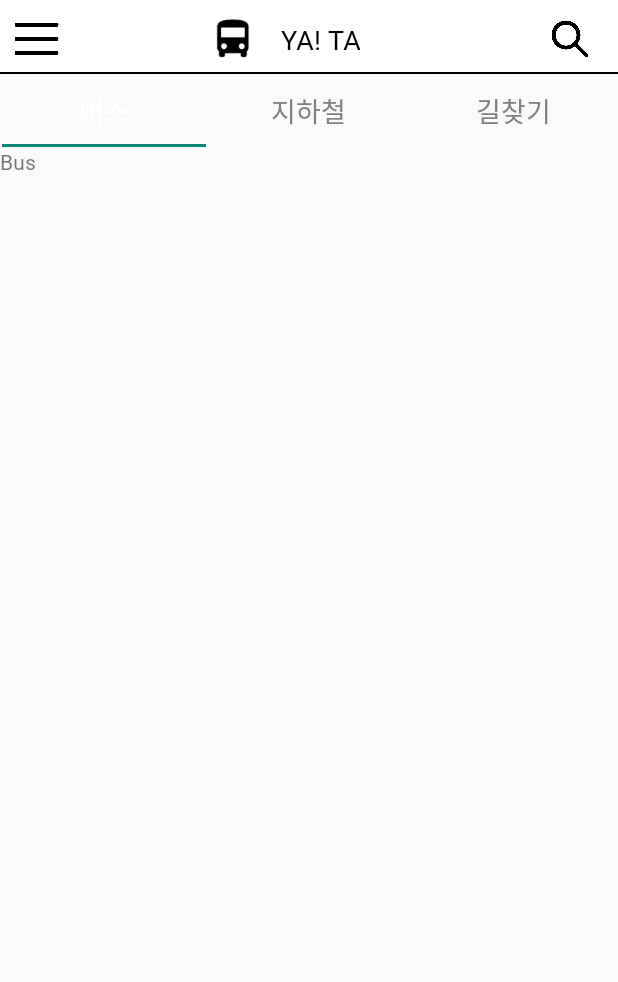
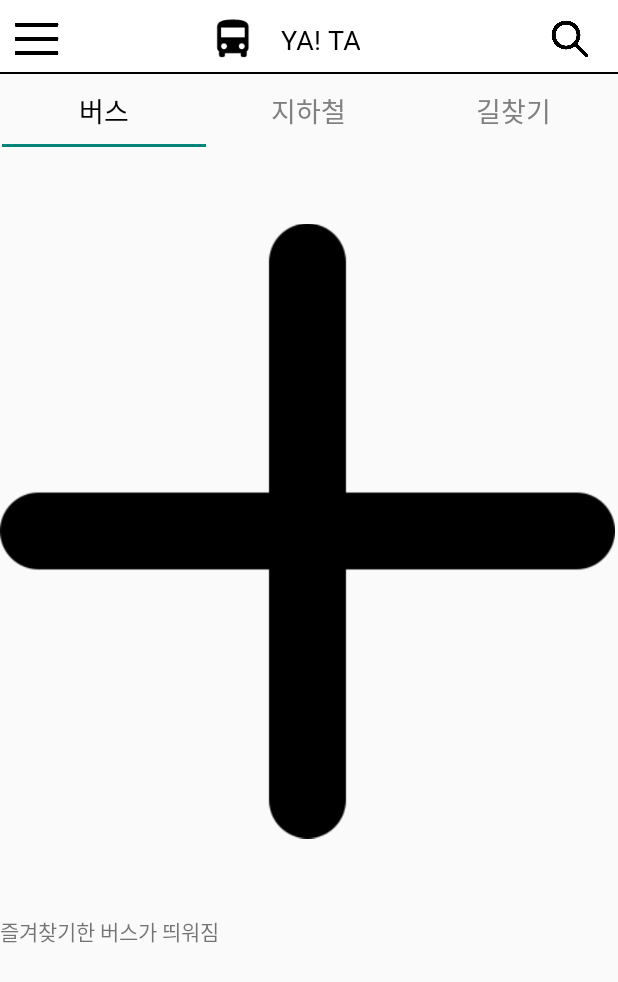
Before and after one commit to DoxB/KGU_YA-TA, an Android app: the screen it shows after launch (MainActivity), on a phone screen of 412 x 824 dp. Shown: the top 982 px of the screen. Run offline under Robolectric (Android 15) with nearby library versions, the phone set to English and light mode, and no system bars.

Commit message:
bus_frag_scroll
버스 화면 스크롤 기능

```diff
--- a/app/src/main/res/layout/activity_main.xml
+++ b/app/src/main/res/layout/activity_main.xml
@@ -22,7 +22,8 @@
         app:layout_constraintHorizontal_bias="0.5"
         app:layout_constraintStart_toStartOf="parent"
         app:layout_constraintTop_toBottomOf="@+id/include"
-        app:tabTextAppearance="@style/tab_text">
+        app:tabTextAppearance="@style/tab_text"
+        app:tabSelectedTextColor="@color/black">
 
         <com.google.android.material.tabs.TabItem
             android:id="@+id/tabBus"
--- a/app/src/main/res/layout/fragment_bus.xml
+++ b/app/src/main/res/layout/fragment_bus.xml
@@ -1,14 +1,56 @@
 <?xml version="1.0" encoding="utf-8"?>
-<FrameLayout xmlns:android="http://schemas.android.com/apk/res/android"
+<LinearLayout xmlns:android="http://schemas.android.com/apk/res/android"
+    xmlns:app="http://schemas.android.com/apk/res-auto"
     xmlns:tools="http://schemas.android.com/tools"
     android:layout_width="match_parent"
     android:layout_height="match_parent"
+    android:orientation="vertical"
     tools:context=".BusFragment">
 
-    <!-- TODO: Update blank fragment layout -->
-    <TextView
+    <ImageView
+        android:id="@+id/imageView"
         android:layout_width="match_parent"
-        android:layout_height="match_parent"
-        android:text="Bus" />
+        android:layout_height="wrap_content"
+        android:src="@drawable/ic_plus" />
 
-</FrameLayout>
+    <ScrollView
+        android:layout_width="match_parent"
+        android:layout_height="match_parent">
+
+        <LinearLayout
+            android:layout_width="match_parent"
+            android:layout_height="wrap_content"
+            android:orientation="vertical" >
+
+            <TextView
+                android:id="@+id/textView6"
+                android:layout_width="match_parent"
+                android:layout_height="165dp"
+                android:text="즐겨찾기한 버스가 띄워짐" />
+
+            <TextView
+                android:id="@+id/textView7"
+                android:layout_width="match_parent"
+                android:layout_height="165dp"
+                android:text="즐겨찾기한 버스가 띄워짐" />
+
+            <TextView
+                android:id="@+id/textView8"
+                android:layout_width="match_parent"
+                android:layout_height="165dp"
+                android:text="즐겨찾기한 버스가 띄워짐" />
+
+            <TextView
+                android:id="@+id/textView9"
+                android:layout_width="match_parent"
+                android:layout_height="165dp"
+                android:text="즐겨찾기한 버스가 띄워짐" />
+
+            <TextView
+                android:id="@+id/textView2"
+                android:layout_width="match_parent"
+                android:layout_height="165dp"
+                android:text="즐겨찾기한 버스가 띄워짐" />
+        </LinearLayout>
+    </ScrollView>
+</LinearLayout>
```
Also changed, not shown: app/src/main/res/drawable/ic_plus.png (added).
